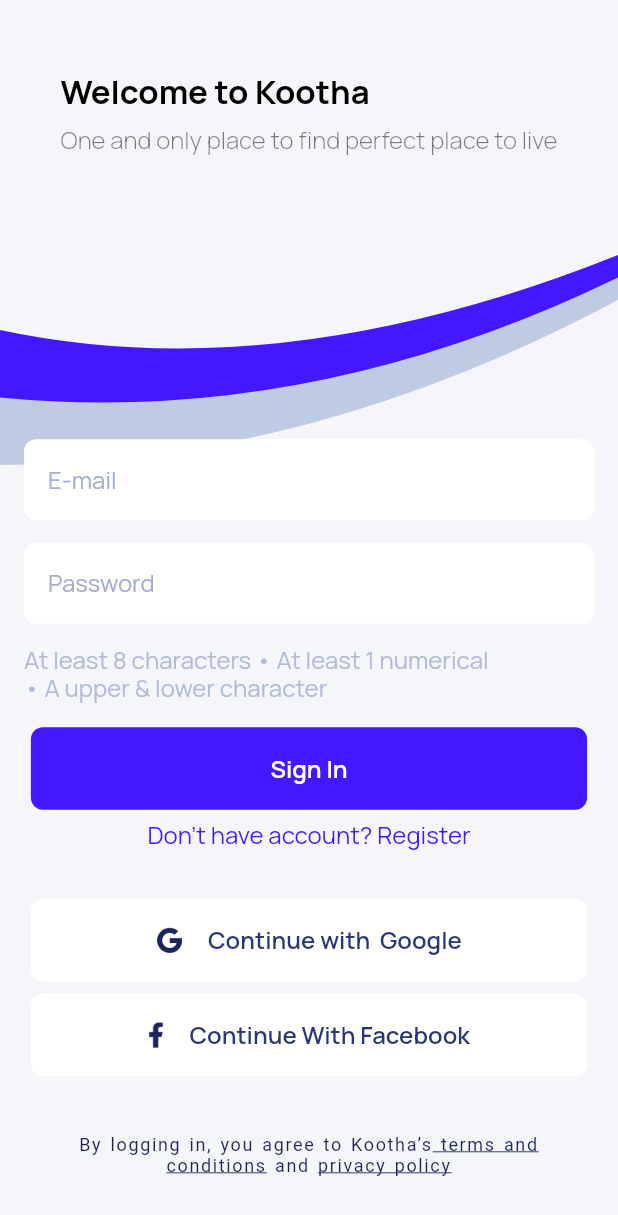
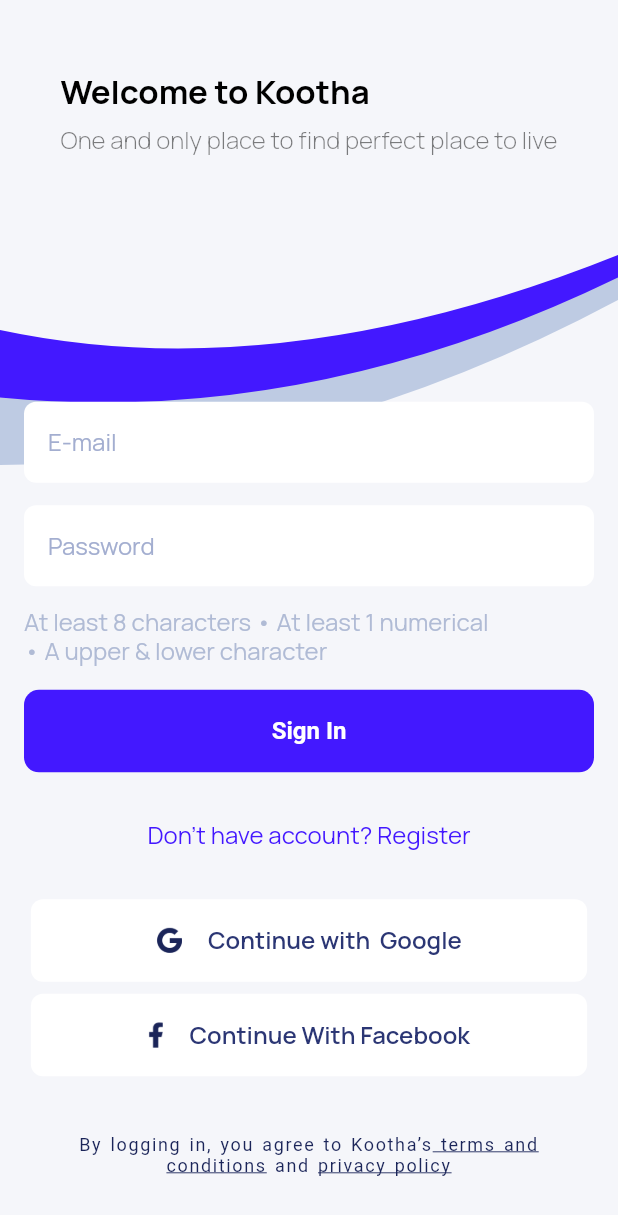
Before and after one commit to visionxStudio/Flutter-Room-Finder-App, a Flutter app: the screen it shows after launch, on a phone screen of 412 x 824 dp. Shown: the top 1215 px of the screen. Run offline on Flutter 3.47's test engine with Material 2 defaults, Android fonts, the phone set to English and light mode, and no system bars; our stand-ins replace auto_route, dio, flutter_riverpod, formz, freezed_annotation, shared_preferences; missing offline and left inert: statusbarz; network calls fail.

Commit message:
custom elevated button added

```diff
--- a/lib/src/common/widgets/button/custom_elevated_button.dart
+++ b/lib/src/common/widgets/button/custom_elevated_button.dart
@@ -5,15 +5,15 @@ import 'package:roomfinder/src/common/constants/constants.dart';
 class CustomElevatedButton extends StatelessWidget {
   const CustomElevatedButton({
     Key? key,
-    required this.label,
-    required this.onPressed,
+    required this.text,
+    required this.onTap,
     this.backgroundColor,
     this.textColor,
     this.disabled = false,
   }) : super(key: key);
 
-  final VoidCallback onPressed;
-  final String label;
+  final VoidCallback onTap;
+  final String text;
   final Color? backgroundColor;
   final Color? textColor;
   final bool disabled;
@@ -23,18 +23,18 @@ class CustomElevatedButton extends StatelessWidget {
     return Container(
       margin: const EdgeInsets.only(bottom: kDefaultPadding + 5),
       child: Container(
-        constraints: const BoxConstraints(minHeight: 50),
+        constraints: const BoxConstraints(minHeight: 55),
         width: double.infinity,
         child: ElevatedButton(
           child: Text(
-            label.trim(),
+            text.trim(),
             maxLines: 2,
             overflow: TextOverflow.ellipsis,
           ),
-          onPressed: disabled ? () {} : onPressed,
+          onPressed: disabled ? () {} : onTap,
           style: !disabled
               ? ElevatedButton.styleFrom(
-                  primary: backgroundColor, // background
+                  primary: kBottonColor, // background
                   onPrimary: textColor, // text color
                 )
               : ElevatedButton.styleFrom(
--- a/lib/src/features/authentication/widgets/rounded_button_text.dart
+++ b/lib/src/features/authentication/widgets/rounded_button_text.dart
@@ -1,7 +1,6 @@
 import 'package:flutter/material.dart';
-import 'package:roomfinder/src/app_localization.dart';
 import 'package:roomfinder/src/common/constants/constants.dart';
-import 'package:roomfinder/src/common/widgets/button/custom_rounded_button.dart';
+import 'package:roomfinder/src/common/widgets/button/custom_elevated_button.dart';
 import 'package:roomfinder/src/common/widgets/size/custom_size_widget.dart';
 import 'package:roomfinder/src/common/widgets/text/custom_normal_text_widget.dart';
 
@@ -22,7 +21,7 @@ class RoundedButtonAndText extends StatelessWidget {
   Widget build(BuildContext context) {
     return Column(
       children: [
-        CustomRoundedButton(
+        CustomElevatedButton(
           text: buttonText,
           onTap: buttonTap,
         ),
```
